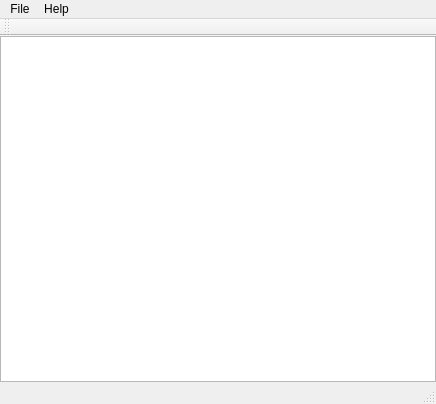
Above: mainwindow.ui from ExplosBlue/CoinKiller before the change. Below: the same form after it.
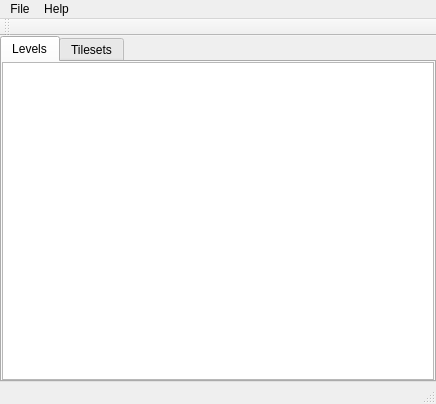
That is the form after the change.

Commit message: Very basic tileset editor

```diff
--- a/mainwindow.ui
+++ b/mainwindow.ui
@@ -28,13 +28,74 @@
      <number>0</number>
     </property>
     <item>
-     <widget class="QTreeView" name="levelList">
-      <property name="editTriggers">
-       <set>QAbstractItemView::NoEditTriggers</set>
+     <widget class="QTabWidget" name="tabWidget">
+      <property name="currentIndex">
+       <number>0</number>
       </property>
-      <attribute name="headerVisible">
-       <bool>false</bool>
-      </attribute>
+      <widget class="QWidget" name="tab_levels">
+       <attribute name="title">
+        <string>Levels</string>
+       </attribute>
+       <layout class="QVBoxLayout" name="verticalLayout_2">
+        <property name="leftMargin">
+         <number>0</number>
+        </property>
+        <property name="topMargin">
+         <number>0</number>
+        </property>
+        <property name="rightMargin">
+         <number>0</number>
+        </property>
+        <property name="bottomMargin">
+         <number>0</number>
+        </property>
+        <item>
+         <widget class="QTreeView" name="levelList">
+          <property name="sizePolicy">
+           <sizepolicy hsizetype="Expanding" vsizetype="Expanding">
+            <horstretch>0</horstretch>
+            <verstretch>0</verstretch>
+           </sizepolicy>
+          </property>
+          <property name="editTriggers">
+           <set>QAbstractItemView::NoEditTriggers</set>
+          </property>
+          <attribute name="headerVisible">
+           <bool>false</bool>
+          </attribute>
+         </widget>
+        </item>
+       </layout>
+      </widget>
+      <widget class="QWidget" name="tab_tilesets">
+       <attribute name="title">
+        <string>Tilesets</string>
+       </attribute>
+       <layout class="QVBoxLayout" name="verticalLayout_3">
+        <property name="leftMargin">
+         <number>0</number>
+        </property>
+        <property name="topMargin">
+         <number>0</number>
+        </property>
+        <property name="rightMargin">
+         <number>0</number>
+        </property>
+        <property name="bottomMargin">
+         <number>0</number>
+        </property>
+        <item>
+         <widget class="QTreeView" name="tilesetView">
+          <property name="editTriggers">
+           <set>QAbstractItemView::NoEditTriggers</set>
+          </property>
+          <property name="headerHidden">
+           <bool>true</bool>
+          </property>
+         </widget>
+        </item>
+       </layout>
+      </widget>
      </widget>
     </item>
    </layout>
```
The commit also changes 8 other files.
